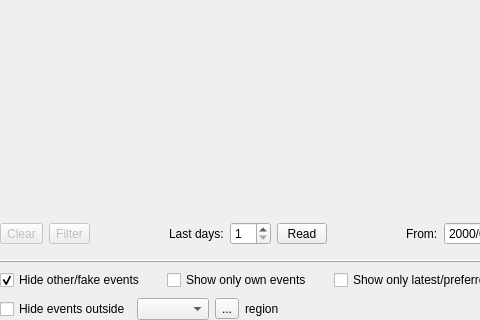
Qt form src/gui-qt4/libs/seiscomp3/gui/datamodel/eventlistview.ui (SeisComP/common) before a commit; both pictures show x 0 to 480 and y 390 to 710 of the 802 by 710 pixel window.
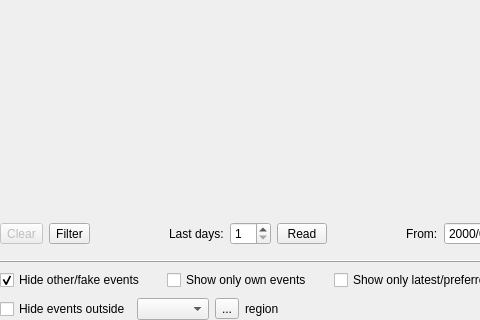
The same form after that commit. Icons and pictures are not drawn.

The edit to the form file:
```diff
--- a/src/gui-qt4/libs/seiscomp3/gui/datamodel/eventlistview.ui
+++ b/src/gui-qt4/libs/seiscomp3/gui/datamodel/eventlistview.ui
@@ -83,9 +83,6 @@
         </item>
         <item>
          <widget class="QToolButton" name="btnFilter" >
-          <property name="enabled" >
-           <bool>false</bool>
-          </property>
           <property name="sizePolicy" >
            <sizepolicy>
             <hsizetype>1</hsizetype>
```
Left out of the diff: 7 changed lines with no effect on the pictures.
